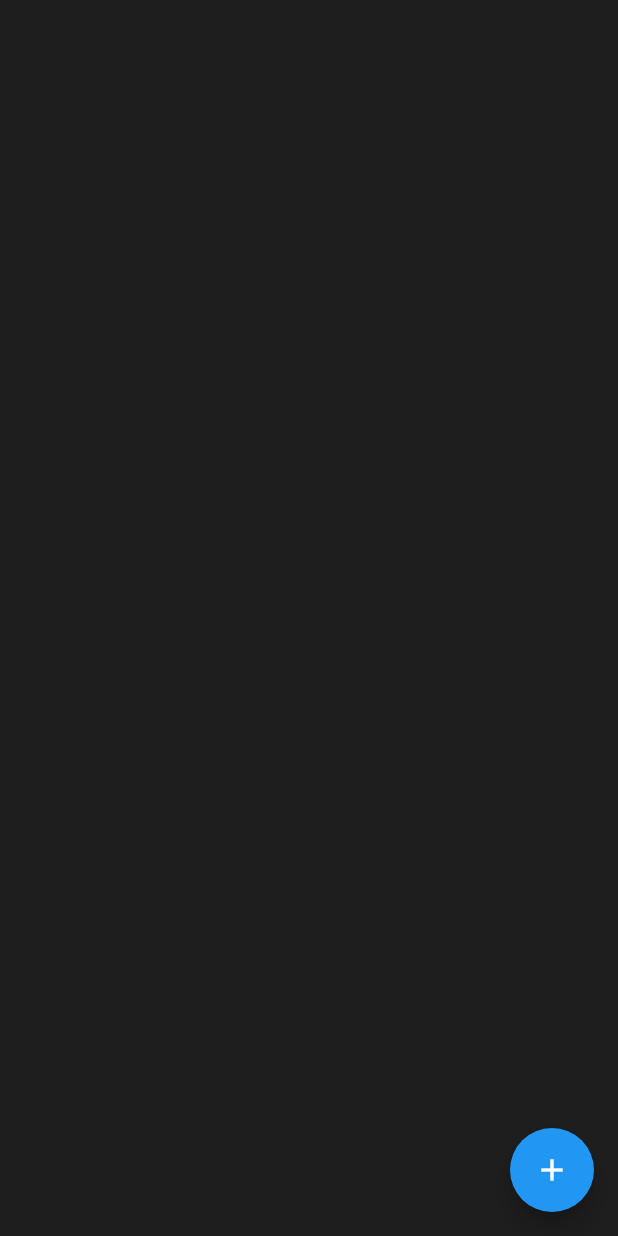
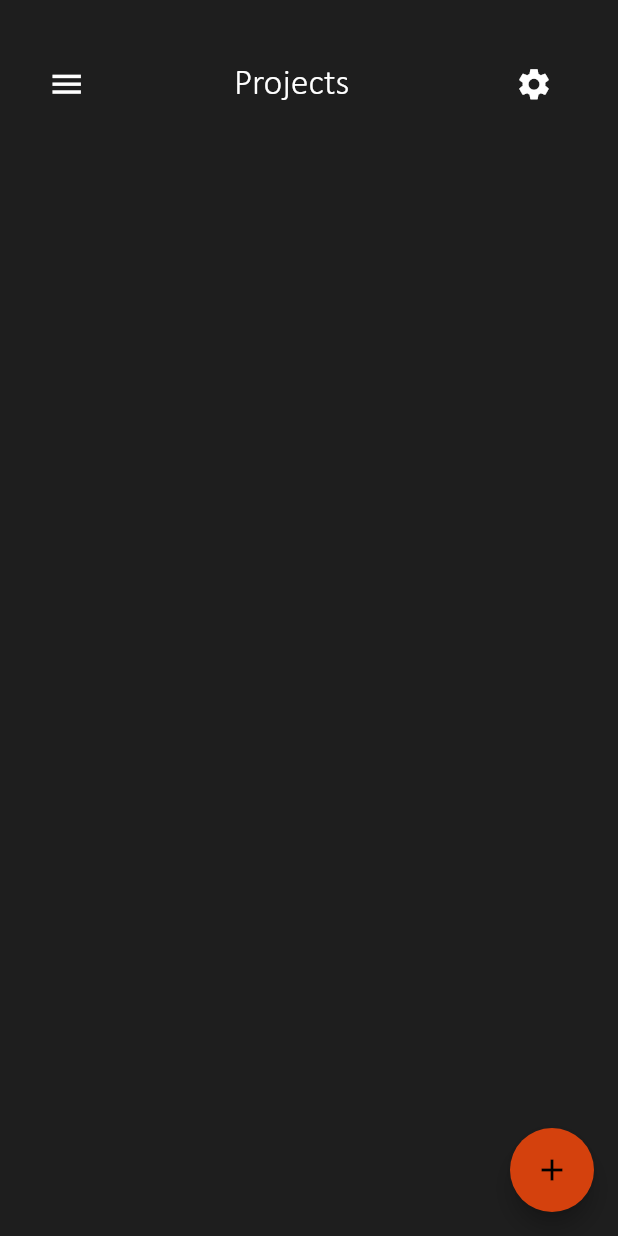
Before and after one commit to aaron-kotch/oneshot, a Flutter app: the screen it shows after launch, on a phone screen of 412 x 824 dp. Run offline on Flutter 3.47's test engine with Material 2 defaults, Android fonts, the phone set to English and light mode, and no system bars.

Commit message:
- Added splash screen - Completed settings.dart

```diff
--- a/lib/main.dart
+++ b/lib/main.dart
@@ -1,4 +1,6 @@
 import 'package:flutter/material.dart';
+import 'package:flutter/services.dart';
+import 'package:oneshot/settings.dart';
 
 void main() {
   runApp(MyApp());
@@ -8,39 +10,23 @@ class MyApp extends StatelessWidget {
   // This widget is the root of your application.
   @override
   Widget build(BuildContext context) {
+
+    //sets status bar and nav bar color
+    SystemChrome.setSystemUIOverlayStyle(SystemUiOverlayStyle(
+        systemNavigationBarColor: Color(0xff1E1E1E),
+        statusBarColor: Color(0xff1E1E1E),
+        statusBarBrightness: Brightness.light,
+        statusBarIconBrightness: Brightness.light,
+        systemNavigationBarIconBrightness: Brightness.light
+    ));
+
     return MaterialApp(
-      title: 'Flutter Demo',
-      theme: ThemeData(
-        // This is the theme of your application.
-        //
-        // Try running your application with "flutter run". You'll see the
-        // application has a blue toolbar. Then, without quitting the app, try
-        // changing the primarySwatch below to Colors.green and then invoke
-        // "hot reload" (press "r" in the console where you ran "flutter run",
-        // or simply save your changes to "hot reload" in a Flutter IDE).
-        // Notice that the counter didn't reset back to zero; the application
-        // is not restarted.
-        primarySwatch: Colors.blue,
-      ),
-      home: MyHomePage(title: 'Flutter Demo Home Page'),
+      home: MyHomePage(),
     );
   }
 }
 
 class MyHomePage extends StatefulWidget {
-  MyHomePage({Key? key, required this.title}) : super(key: key);
-
-  // This widget is the home page of your application. It is stateful, meaning
-  // that it has a State object (defined below) that contains fields that affect
-  // how it looks.
-
-  // This class is the configuration for the state. It holds the values (in this
-  // case the title) provided by the parent (in this case the App widget) and
-  // used by the build method of the State. Fields in a Widget subclass are
-  // always marked "final".
-
-  final String title;
-
   @override
   _MyHomePageState createState() => _MyHomePageState();
 }
@@ -49,29 +35,61 @@ class _MyHomePageState extends State<MyHomePage> {
 
   @override
   Widget build(BuildContext context) {
-    // This method is rerun every time setState is called, for instance as done
-    // by the _incrementCounter method above.
-    //
-    // The Flutter framework has been optimized to make rerunning build methods
-    // fast, so that you can just rebuild anything that needs updating rather
-    // than having to individually change instances of widgets.
+
     return SafeArea(
         child: Scaffold(
           backgroundColor: Color(0xff1E1E1E),
-          body: Center(
-            child: Column(
-              mainAxisAlignment: MainAxisAlignment.center,
-              children: <Widget>[
-
-              ],
+          body: SingleChildScrollView(
+            child: Container(
+              padding: EdgeInsets.only(top: 32, left: 32, right: 32),
+              child: Column(
+                mainAxisAlignment: MainAxisAlignment.center,
+                crossAxisAlignment: CrossAxisAlignment.center,
+                children: <Widget>[
+                  Row(
+                    crossAxisAlignment: CrossAxisAlignment.center,
+                    mainAxisAlignment: MainAxisAlignment.spaceBetween,
+                    children: <Widget>[
+                      Icon(
+                        Icons.menu,
+                        size: 25,
+                        color: Colors.white,
+                      ),
+                      Container(
+                        child: Text(
+                          'Projects',
+                          style: TextStyle(
+                            fontFamily: 'Calibri',
+                            fontWeight: FontWeight.w300,
+                            fontSize: 24,
+                            color: Colors.white,
+                          ),
+                        ),
+                      ),
+                      IconButton(
+                        icon: Icon(
+                          Icons.settings,
+                          size: 25,
+                          color: Colors.white,
+                        ),
+                        onPressed: () {
+                          Navigator.of(context).push(toSettings());
+                        },
+                      )
+                    ],
+                  )
+                ],
+              ),
             ),
           ),
           floatingActionButton: FloatingActionButton(
+            backgroundColor: Color(0xffD4410D),
             onPressed:() {
               add();
             },
             tooltip: 'Increment',
-            child: Icon(Icons.add),
+            child: Icon(Icons.add, color: Colors.black,
+            ),
           ), // This trailing comma makes auto-formatting nicer for build methods.
         )
     );
@@ -83,3 +101,20 @@ class _MyHomePageState extends State<MyHomePage> {
 
   }
 }
+
+Route toSettings() {
+  return PageRouteBuilder(
+      pageBuilder: (context, animation, secondaryAnimation) => Settings(),
+      transitionsBuilder: (context, animation, secondaryAnimation, child) {
+        var begin = Offset(1, 0);
+        var end = Offset.zero;
+        var curve = Curves.easeOut;
+        var tween = Tween(begin: begin, end: end).chain(CurveTween(curve: curve));
+
+        return SlideTransition(
+          position: animation.drive(tween),
+          child: child,
+        );
+      }
+  );
+}
```
Also changed, not shown: lib/settings.dart (added, +372 -0 lines), pubspec.yaml (+20 -0 lines), assets/fonts/Calibri-Light.ttf (added), assets/fonts/CenturyGothic/Century-Gothic.ttf (added), assets/fonts/Inter/Inter-Regular.ttf (added), assets/icons/face_id.png (added), assets/icons/google_drive.png (added), assets/icons/moon.png (added), assets/icons/onedrive.png (added), assets/icons/password.png (added), assets/images/Notis Consilioo.png (added), 8 other files.
